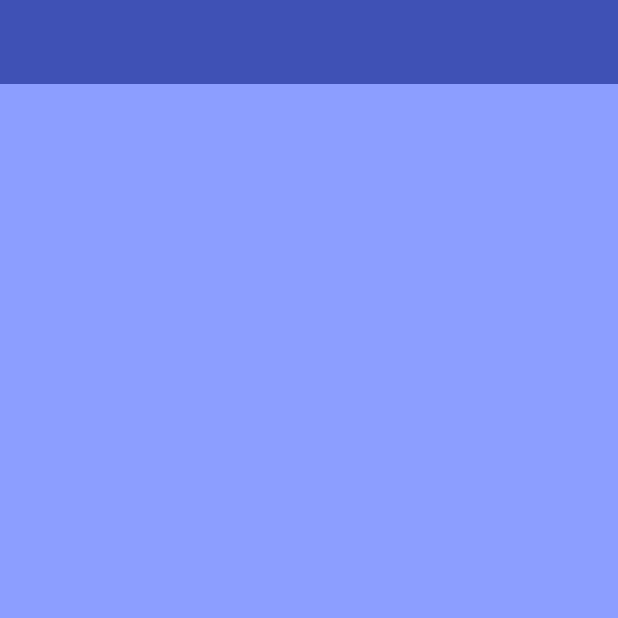
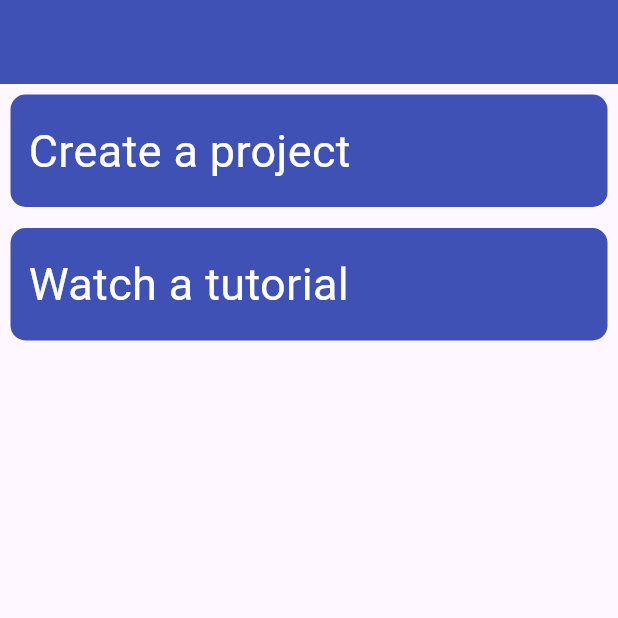
Before and after one commit to abscertainty/todolist, a Flutter app: the screen it shows after launch, on a phone screen of 412 x 824 dp, the top half of it. Run offline on Flutter 3.47's test engine with Material 3 defaults, Android fonts, the phone set to English and light mode, and no system bars.

Commit message:
displays demo tasks in a list view

```diff
--- a/lib/main.dart
+++ b/lib/main.dart
@@ -27,7 +27,10 @@ class HomePage extends StatefulWidget {
 }
 
 class _HomePageState extends State<HomePage> {
-  final List<Task> tasks = [];
+  final List<Task> tasks = [
+    Task(content: "Create a project"),
+    Task(content: "Watch a tutorial"),
+  ];
 
   @override
   Widget build(BuildContext context) {
@@ -35,12 +38,13 @@ class _HomePageState extends State<HomePage> {
       appBar: AppBar(
         backgroundColor: Colors.indigo,
       ),
-      backgroundColor: Colors.indigoAccent[100],
       body: Center(
         child: ListView.builder(
           itemCount: tasks.length,
           itemBuilder: (context, index) {
-            return TodoTile();
+            return TodoTile(
+              content: tasks[index].content,
+            );
           },
         ),
       ),
--- a/lib/todo_tile.dart
+++ b/lib/todo_tile.dart
@@ -1,10 +1,33 @@
 import 'package:flutter/material.dart';
 
 class TodoTile extends StatelessWidget {
-  const TodoTile({super.key});
+  final String content;
+  const TodoTile({
+    super.key,
+    required this.content,
+  });
 
   @override
   Widget build(BuildContext context) {
-    return Container();
+    return Container(
+      margin: EdgeInsets.all(7),
+      height: 75,
+      alignment: Alignment.centerLeft,
+      padding: EdgeInsets.only(
+        left: 12,
+      ),
+      decoration: BoxDecoration(
+        color: Colors.indigo,
+        borderRadius: BorderRadius.circular(10.0),
+      ),
+      child: Text(
+        content,
+        style: TextStyle(
+          color: Colors.white,
+          fontSize: 30,
+        ),
+        textAlign: TextAlign.start,
+      ),
+    );
   }
 }
```
